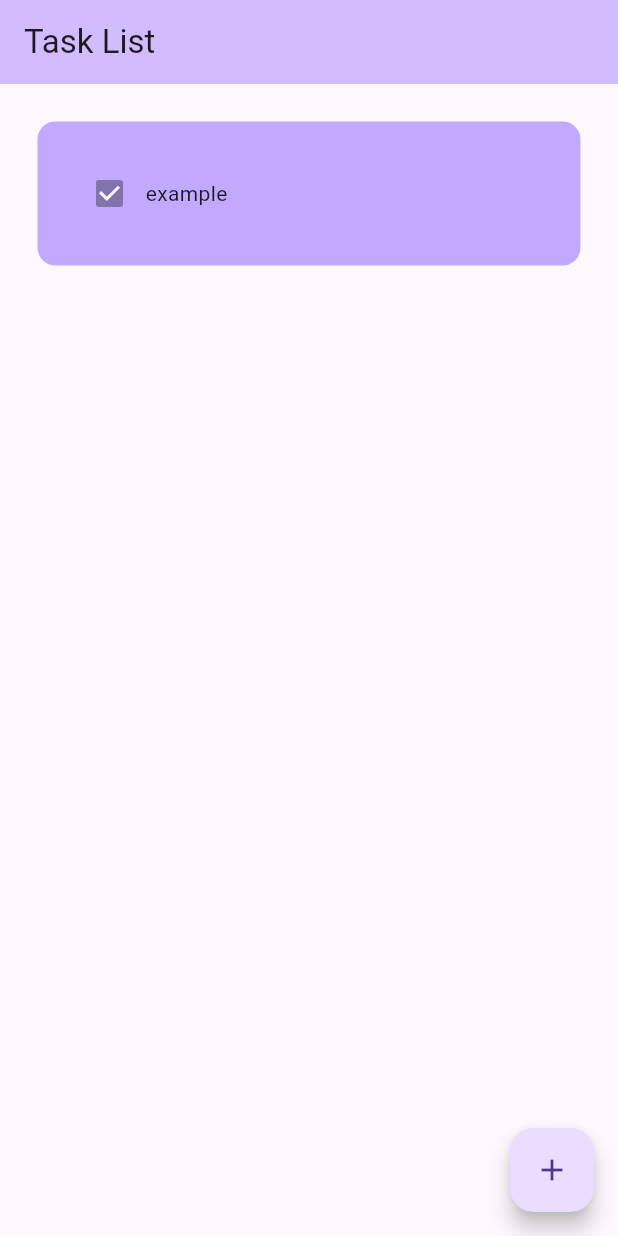
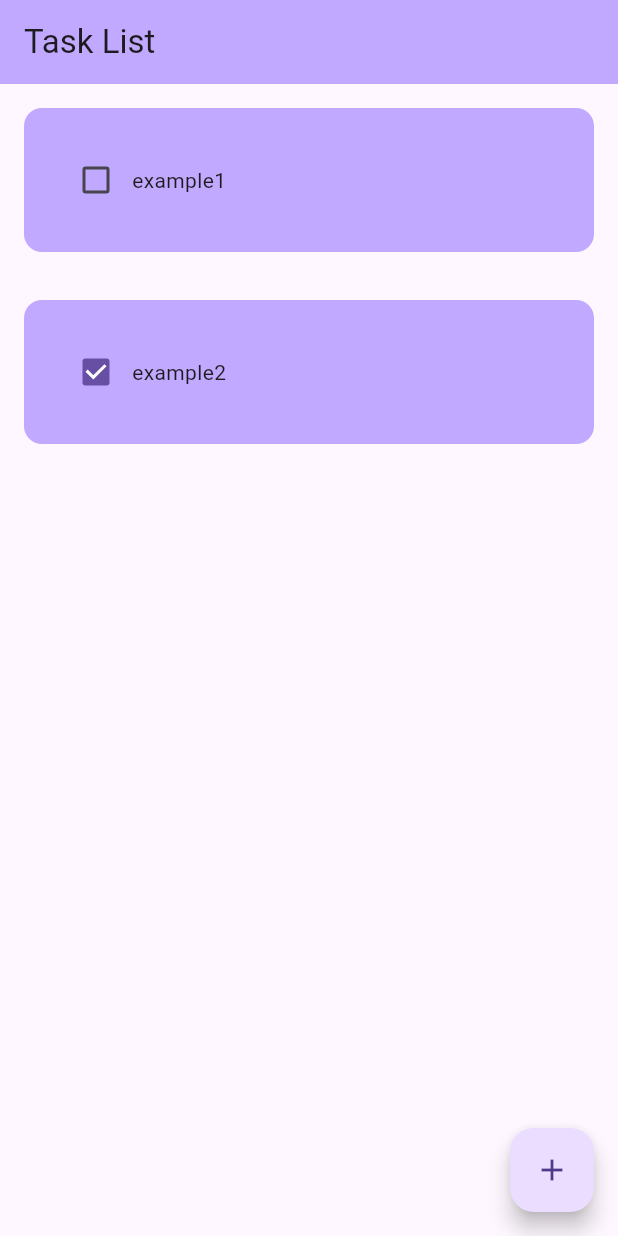
Before and after one commit to JuanSanchez12/TaskListApp, a Flutter app: the screen it shows after launch, on a phone screen of 412 x 824 dp. Run offline on Flutter 3.47's test engine with Material 3 defaults, Android fonts, the phone set to English and light mode, and no system bars.

Commit message:
Finished task list item

```diff
--- a/lib/main.dart
+++ b/lib/main.dart
@@ -35,22 +35,34 @@
     });
   }
 
+  List taskList = [
+    ["example1", false],
+    ["example2", true],
+  ];
+
+  void taskCheckToggle(bool? value, int index) {
+    setState(() {
+      taskList[index][1] = !taskList[index][1];
+    });
+  }
+
   @override
   Widget build(BuildContext context) {
     return Scaffold(
       appBar: AppBar(
-        backgroundColor: Theme.of(context).colorScheme.inversePrimary,
+        backgroundColor: Color.fromARGB(255, 192, 169, 255),
         title: Text(widget.title),
       ),
 
-      body: ListView(
-        children: [
-          TaskListItem(
-            taskName: "example",
-            taskCheck: true,
-            onChanged: (p0) {},
-          )
-        ],
+      body: ListView.builder(
+        itemCount: taskList.length,
+        itemBuilder: (context, index) {
+          return TaskListItem(
+            taskName: taskList[index][0],
+            taskCheck: taskList[index][1],
+            onChanged: (value) => taskCheckToggle(value, index),
+          );
+        },
       ),
 
       floatingActionButton: FloatingActionButton(
@@ -70,13 +82,14 @@
   TaskListItem({
     super.key,
     required this.taskName,
-    required this.taskCheck, required onChanged
+    required this.taskCheck,
+    required this.onChanged
     });
 
   @override
   Widget build(BuildContext context) {
     return Padding(
-      padding: EdgeInsets.all(25),
+      padding: EdgeInsets.all(16),
       child: Container(
         padding: EdgeInsets.all(24),
         decoration: BoxDecoration(
```
